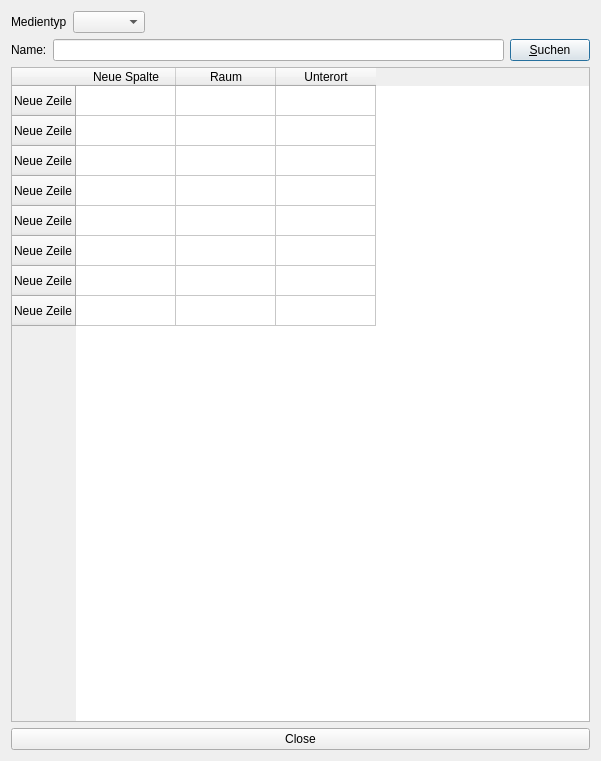
This is py-sammlung/maindlg.ui in cniehaus/biotools as Qt 5 draws it before an edit. The edited form follows.
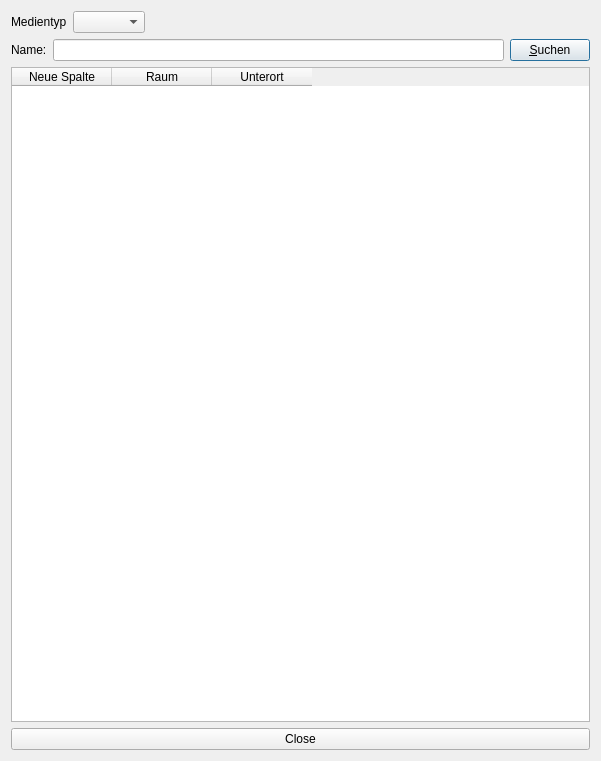
This is the edited form.

Commit message: Auch in diesem Programm habe ich die Tabellen Logik entdummt

```diff
--- a/py-sammlung/maindlg.ui
+++ b/py-sammlung/maindlg.ui
@@ -64,46 +64,6 @@
    </item>
    <item row="2" column="0">
     <widget class="QTableWidget" name="tabelle">
-     <row>
-      <property name="text">
-       <string>Neue Zeile</string>
-      </property>
-     </row>
-     <row>
-      <property name="text">
-       <string>Neue Zeile</string>
-      </property>
-     </row>
-     <row>
-      <property name="text">
-       <string>Neue Zeile</string>
-      </property>
-     </row>
-     <row>
-      <property name="text">
-       <string>Neue Zeile</string>
-      </property>
-     </row>
-     <row>
-      <property name="text">
-       <string>Neue Zeile</string>
-      </property>
-     </row>
-     <row>
-      <property name="text">
-       <string>Neue Zeile</string>
-      </property>
-     </row>
-     <row>
-      <property name="text">
-       <string>Neue Zeile</string>
-      </property>
-     </row>
-     <row>
-      <property name="text">
-       <string>Neue Zeile</string>
-      </property>
-     </row>
      <column>
       <property name="text">
        <string>Neue Spalte</string>
```
The commit also changes 1 other file.
